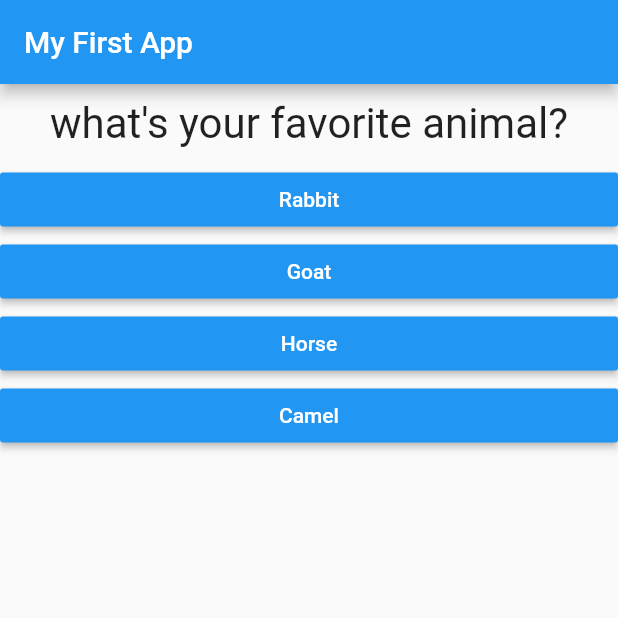
After one commit to 1-MuhammadAli/flutter_complete_guide, a Flutter app: the screen it shows after launch, after a tap on "Black", on a phone screen of 412 x 824 dp, the top half of it. The commit adds this screen. Run offline on Flutter 3.47's test engine with Material 2 defaults, Android fonts, the phone set to English and light mode, and no system bars.

Commit message:
calculating the total score

```diff
--- a/lib/main.dart
+++ b/lib/main.dart
@@ -1,6 +1,7 @@
 import 'package:flutter/material.dart';
-import './question.dart';
-import 'answer.dart';
+import 'package:flutter_complete_guide/quiz.dart';
+import 'package:flutter_complete_guide/result.dart';
+
 
 void main() {
   runApp(MyApp());
@@ -14,29 +15,45 @@ class MyApp extends StatefulWidget {
 }
 
 class _MyAppState extends State<MyApp> {
-  final questions = const[
+  final _questions = const[
     {
       'questionText': 'what\'s your favorite color?',
-      'answers': ['Black', 'Green', 'Red', 'White'],
+      'answers': [
+        {'text':'Black','score':10},
+        {'text':'Green','score':5},
+        {'text':'Red','score':3},
+        {'text':'White','score':1},
+      ],
     },
     {
       'questionText': 'what\'s your favorite animal?',
-      'answers': ['Rabbit', 'Goat', 'Horse', 'Camel'],
+      'answers': [
+        {'text':'Rabbit','score':3},
+        {'text':'Goat','score':11},
+        {'text':'Horse','score':5},
+        {'text':'Camel','score':9}
+      ],
     },
     {
       'questionText': 'who\'s your favorite instructor?',
-      'answers': ['Max', 'Max', 'Max', 'Max'],
+      'answers': [
+        {'text':'Max','score':1},
+        {'text':'Max','score':1},
+        {'text':'Max','score':1},
+        {'text':'Max','score':1},
+      ],
     }
   ];
   var _questionIndex = 0;
-
-  void _answerQuestion() {
+  var _totalScore=0;
+  void _answerQuestion(int score) {
+    _totalScore+=score;
     setState(() {
       _questionIndex = _questionIndex + 1;
     });
 
     print(_questionIndex);
-    if(_questionIndex<questions.length)
+    if(_questionIndex<_questions.length)
       {
         print('We have more questions!');
       }
@@ -56,16 +73,9 @@ class _MyAppState extends State<MyApp> {
         appBar: AppBar(
           title: Text("My First App"),
         ),
-        body: _questionIndex<questions.length ?Column(
-          children: [
-            Question(
-              questions[_questionIndex]['questionText'].toString(),
-            ),
-            ...(questions[_questionIndex]['answers'] as List<String>).map((answer) {
-              return Answer(_answerQuestion,answer);
-            }).toList(),
-          ],
-        ):Center(child:Text("you did it!") ,),
+        body: _questionIndex<_questions.length ?
+               Quiz(questions:_questions,answerQuestion:_answerQuestion,questionIndex:_questionIndex)
+              :Result(_totalScore),
       ),
     );
   }
--- /dev/null
+++ b/lib/quiz.dart
@@ -0,0 +1,24 @@
+import 'package:flutter/material.dart';
+import 'package:flutter_complete_guide/question.dart';
+
+import 'answer.dart';
+class Quiz extends StatelessWidget {
+  final List<Map<String,Object>> questions;
+  final int questionIndex;
+  final Function answerQuestion;
+  Quiz({required this.questions,required this.answerQuestion,required this.questionIndex});
+
+  @override
+  Widget build(BuildContext context) {
+    return Column(
+    children: [
+    Question(
+    questions[questionIndex]['questionText'].toString(),
+    ),
+    ...(questions[questionIndex]['answers'] as List<Map<String,Object>>).map((answer) {
+    return Answer(()=>answerQuestion(answer['score']),answer['text'].toString());
+    }).toList(),
+    ],
+    );
+  }
+}
```
Also changed, not shown: lib/result.dart (added, +37 -0 lines).
